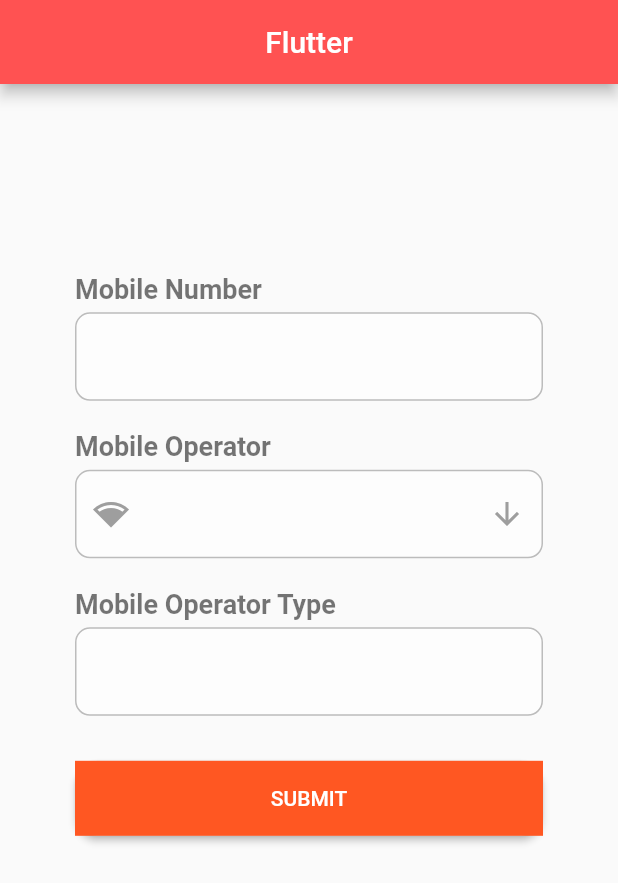
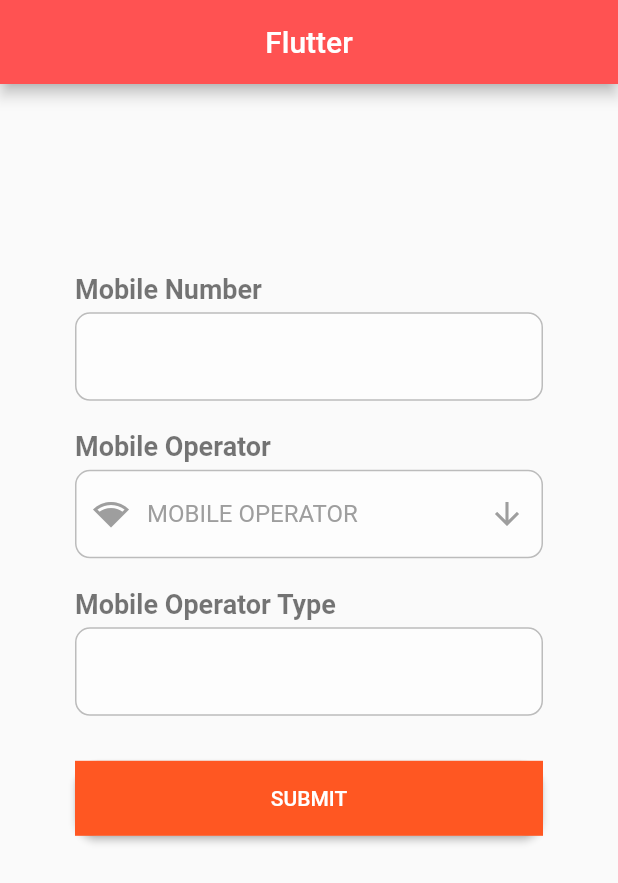
Before and after one commit to tishan007/flutter_practice, a Flutter app: the screen it shows after launch, on a phone screen of 412 x 824 dp. Shown: the top 883 px of the screen. Run offline on Flutter 3.47's test engine with Material 2 defaults, Android fonts, the phone set to English and light mode, and no system bars; our stand-ins replace toast.

```diff
--- a/lib/main.dart
+++ b/lib/main.dart
@@ -1,4 +1,5 @@
 import 'package:flutter/material.dart';
+import 'package:toast/toast.dart';
 
 void main() {
   runApp(MaterialApp(debugShowCheckedModeBanner: false, home: MyApp()));
@@ -11,8 +12,23 @@ class MyApp extends StatefulWidget {
 }
 
 class _MyAppState extends State<MyApp> {
-  int value = 1;
-  final List<String> operators = ["Teletalk","Grameenphone","Robi","Airtel","Banglalink"];
+  String value = "Teletalk";
+  List<String> operators = ["Teletalk","Grameenphone","Robi","Airtel","Banglalink"];
+  TextEditingController _mobileOperatorController;
+
+  @override
+  void initState() {
+    // TODO: implement initState
+    super.initState();
+    _mobileOperatorController = TextEditingController();
+  }
+
+  @override
+  void dispose() {
+    // TODO: implement dispose
+    super.dispose();
+    _mobileOperatorController.dispose();
+  }
 
   @override
   Widget build(BuildContext context) {
@@ -50,6 +66,7 @@ class _MyAppState extends State<MyApp> {
                   Text("Mobile Operator",style: TextStyle(color: Colors.black54,fontWeight: FontWeight.bold, fontSize: 18),),
                   SizedBox(height: 5,),
                   TextField(
+                    controller: _mobileOperatorController,
                     decoration: InputDecoration(
                       prefixIcon: Icon(Icons.network_wifi,color: Colors.grey,),
                       suffixIcon: Icon(Icons.arrow_downward,color: Colors.grey,),
@@ -58,8 +75,9 @@ class _MyAppState extends State<MyApp> {
                           borderSide: new BorderSide(color: Colors.black26)
                       ),
                       filled: true,
-                      hintStyle: TextStyle(color: Colors.black),
+                      hintStyle: TextStyle(color: Colors.grey),
                       fillColor: Colors.white54,
+                      hintText: "MOBILE OPERATOR",
                     ),
                     //onTap: showSingleChoiseDialog(context),
                     onTap: () => WidgetsBinding.instance.addPostFrameCallback((_){
@@ -124,11 +142,15 @@ class _MyAppState extends State<MyApp> {
                 children: operators.map((e) => RadioListTile(
                   title: Text(e),
                   value: e,
-                  groupValue: e,
+                  groupValue: value,
                   onChanged: (val){
                     setState(() {
                       value = val;
+                      _mobileOperatorController.text = value;
+                      print("value : "+value);
+                      Navigator.of(context).pop();
                     });
+                    Toast.show("$value", context, duration: Toast.LENGTH_LONG, gravity:  Toast.BOTTOM);
                   },
                 )).toList(),
 
--- a/pubspec.yaml
+++ b/pubspec.yaml
@@ -28,6 +28,7 @@ dependencies:
   # The following adds the Cupertino Icons font to your application.
   # Use with the CupertinoIcons class for iOS style icons.
   cupertino_icons: ^1.0.1
+  toast: ^0.1.5
 
 dev_dependencies:
   flutter_test:
```
Also changed, not shown: pubspec.lock.
